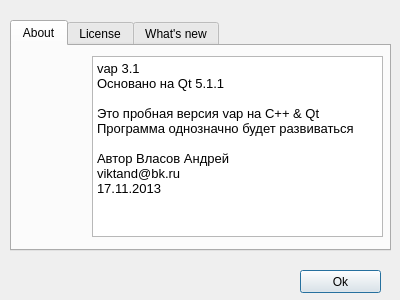
This is about.ui in viktand/vap4 as Qt 5 draws it before an edit. The edited form follows.
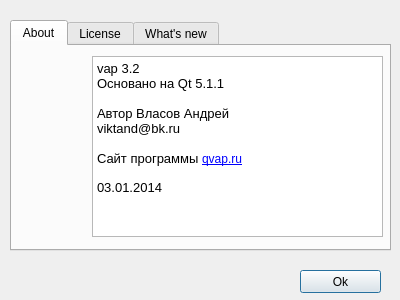
This is the edited form. Icons and pictures are not drawn.

What changed in the file:
```diff
--- a/about.ui
+++ b/about.ui
@@ -78,15 +78,18 @@
 &lt;html&gt;&lt;head&gt;&lt;meta name=&quot;qrichtext&quot; content=&quot;1&quot; /&gt;&lt;style type=&quot;text/css&quot;&gt;
 p, li { white-space: pre-wrap; }
 &lt;/style&gt;&lt;/head&gt;&lt;body style=&quot; font-family:'Sans Serif'; font-size:9pt; font-weight:400; font-style:normal;&quot;&gt;
-&lt;p style=&quot; margin-top:0px; margin-bottom:0px; margin-left:0px; margin-right:0px; -qt-block-indent:0; text-indent:0px;&quot;&gt;&lt;span style=&quot; font-size:10pt;&quot;&gt;vap 3.1&lt;/span&gt;&lt;/p&gt;
+&lt;p style=&quot; margin-top:0px; margin-bottom:0px; margin-left:0px; margin-right:0px; -qt-block-indent:0; text-indent:0px;&quot;&gt;&lt;span style=&quot; font-size:10pt;&quot;&gt;vap 3.2&lt;/span&gt;&lt;/p&gt;
 &lt;p style=&quot; margin-top:0px; margin-bottom:0px; margin-left:0px; margin-right:0px; -qt-block-indent:0; text-indent:0px;&quot;&gt;&lt;span style=&quot; font-size:10pt;&quot;&gt;Основано на Qt 5.1.1&lt;/span&gt;&lt;/p&gt;
 &lt;p style=&quot;-qt-paragraph-type:empty; margin-top:0px; margin-bottom:0px; margin-left:0px; margin-right:0px; -qt-block-indent:0; text-indent:0px; font-size:10pt;&quot;&gt;&lt;br /&gt;&lt;/p&gt;
-&lt;p style=&quot; margin-top:0px; margin-bottom:0px; margin-left:0px; margin-right:0px; -qt-block-indent:0; text-indent:0px;&quot;&gt;&lt;span style=&quot; font-size:10pt;&quot;&gt;Это пробная версия vap на C++ &amp;amp; Qt&lt;/span&gt;&lt;/p&gt;
-&lt;p style=&quot; margin-top:0px; margin-bottom:0px; margin-left:0px; margin-right:0px; -qt-block-indent:0; text-indent:0px;&quot;&gt;&lt;span style=&quot; font-size:10pt;&quot;&gt;Программа однозначно будет развиваться&lt;/span&gt;&lt;/p&gt;
-&lt;p style=&quot;-qt-paragraph-type:empty; margin-top:0px; margin-bottom:0px; margin-left:0px; margin-right:0px; -qt-block-indent:0; text-indent:0px; font-size:10pt;&quot;&gt;&lt;br /&gt;&lt;/p&gt;
 &lt;p style=&quot; margin-top:0px; margin-bottom:0px; margin-left:0px; margin-right:0px; -qt-block-indent:0; text-indent:0px;&quot;&gt;&lt;span style=&quot; font-size:10pt;&quot;&gt;Автор Власов Андрей&lt;/span&gt;&lt;/p&gt;
 &lt;p style=&quot; margin-top:0px; margin-bottom:0px; margin-left:0px; margin-right:0px; -qt-block-indent:0; text-indent:0px;&quot;&gt;&lt;span style=&quot; font-size:10pt;&quot;&gt;viktand@bk.ru&lt;/span&gt;&lt;/p&gt;
-&lt;p style=&quot; margin-top:0px; margin-bottom:0px; margin-left:0px; margin-right:0px; -qt-block-indent:0; text-indent:0px;&quot;&gt;&lt;span style=&quot; font-size:10pt;&quot;&gt;17.11.2013&lt;/span&gt;&lt;/p&gt;&lt;/body&gt;&lt;/html&gt;</string>
+&lt;p style=&quot;-qt-paragraph-type:empty; margin-top:0px; margin-bottom:0px; margin-left:0px; margin-right:0px; -qt-block-indent:0; text-indent:0px; font-size:10pt;&quot;&gt;&lt;br /&gt;&lt;/p&gt;
+&lt;p style=&quot; margin-top:0px; margin-bottom:0px; margin-left:0px; margin-right:0px; -qt-block-indent:0; text-indent:0px;&quot;&gt;&lt;span style=&quot; font-size:10pt;&quot;&gt;Сайт программы &lt;/span&gt;&lt;a href=&quot;http://www.qvap.ru&quot;&gt;&lt;span style=&quot; text-decoration: underline; color:#0000ff;&quot;&gt;qvap.ru&lt;/span&gt;&lt;/a&gt;&lt;/p&gt;
+&lt;p style=&quot;-qt-paragraph-type:empty; margin-top:0px; margin-bottom:0px; margin-left:0px; margin-right:0px; -qt-block-indent:0; text-indent:0px; text-decoration: underline; color:#0000ff;&quot;&gt;&lt;br /&gt;&lt;/p&gt;
+&lt;p style=&quot; margin-top:0px; margin-bottom:0px; margin-left:0px; margin-right:0px; -qt-block-indent:0; text-indent:0px;&quot;&gt;&lt;span style=&quot; font-size:10pt;&quot;&gt;03.01.2014&lt;/span&gt;&lt;/p&gt;&lt;/body&gt;&lt;/html&gt;</string>
+     </property>
+     <property name="textInteractionFlags">
+      <set>Qt::LinksAccessibleByMouse|Qt::TextSelectableByMouse</set>
      </property>
     </widget>
    </widget>
```
Left out of the diff: 3 changed lines with no effect on the pictures.
